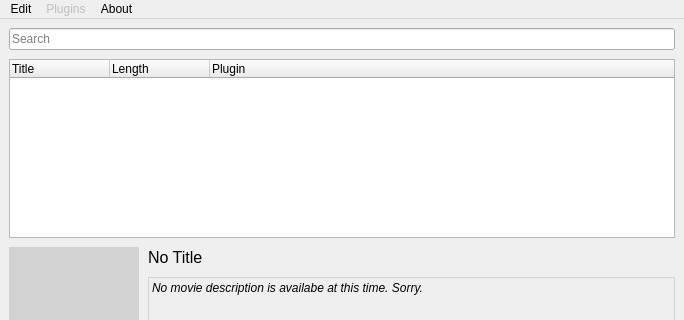
Old version of the form ui/src/mainwindow.ui in the repository smclt30p/PCS; both pictures show x 0 to 684 and y 0 to 320 of the 684 by 469 pixel window.
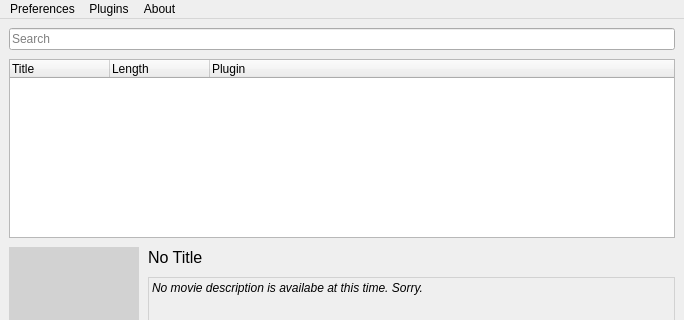
New version of the form.

Commit message: Implement plugin menu

Diff of the .ui file:
```diff
--- a/ui/src/mainwindow.ui
+++ b/ui/src/mainwindow.ui
@@ -179,7 +179,7 @@
    </property>
    <widget class="QMenu" name="menuPrefences">
     <property name="title">
-     <string>Edit</string>
+     <string>Preferences</string>
     </property>
     <addaction name="actionVideo_player"/>
    </widget>
@@ -190,7 +190,7 @@
    </widget>
    <widget class="QMenu" name="menuPlugins">
     <property name="enabled">
-     <bool>false</bool>
+     <bool>true</bool>
     </property>
     <property name="title">
      <string>Plugins</string>
```
The commit also changes 2 other files.
